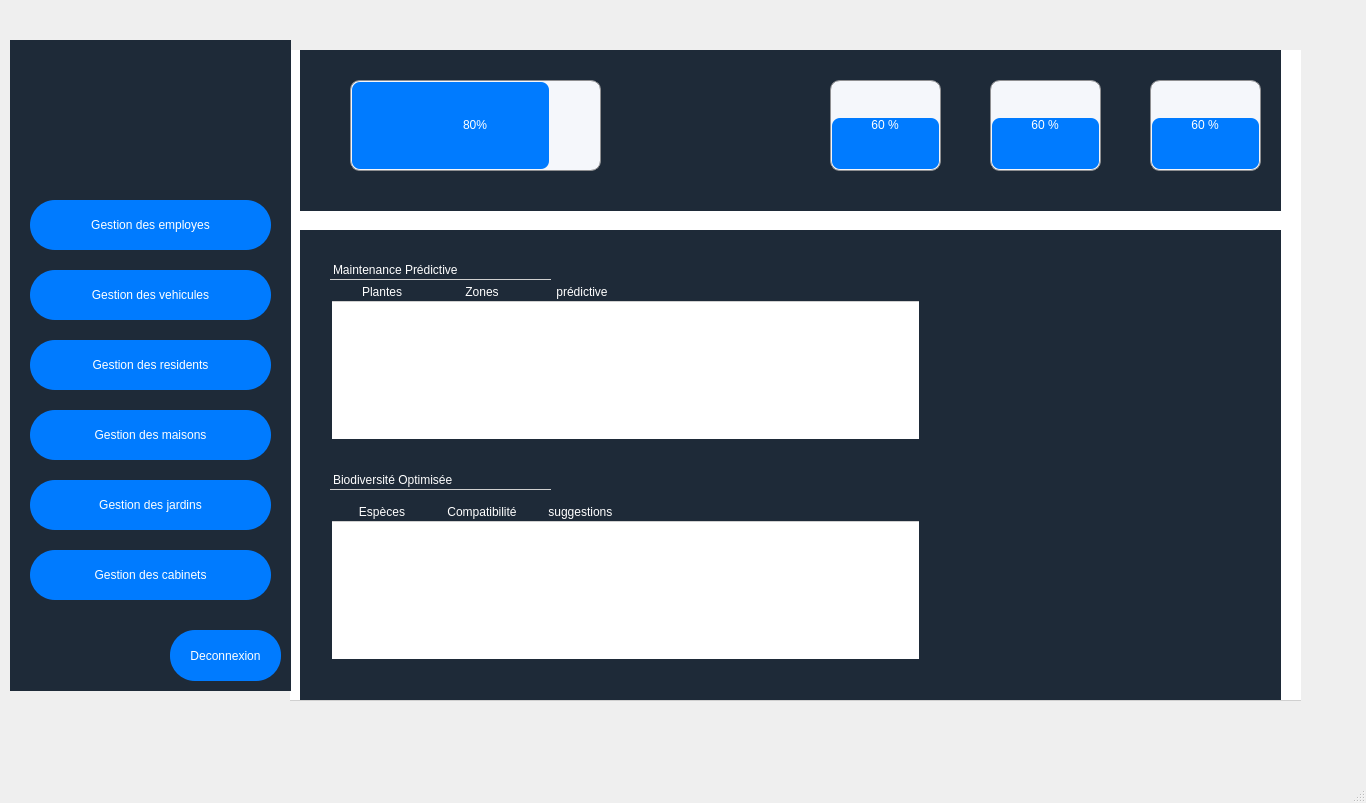
Qt form mainwindow.ui (hamdidhiaeddine/SmartCity-) before a commit.
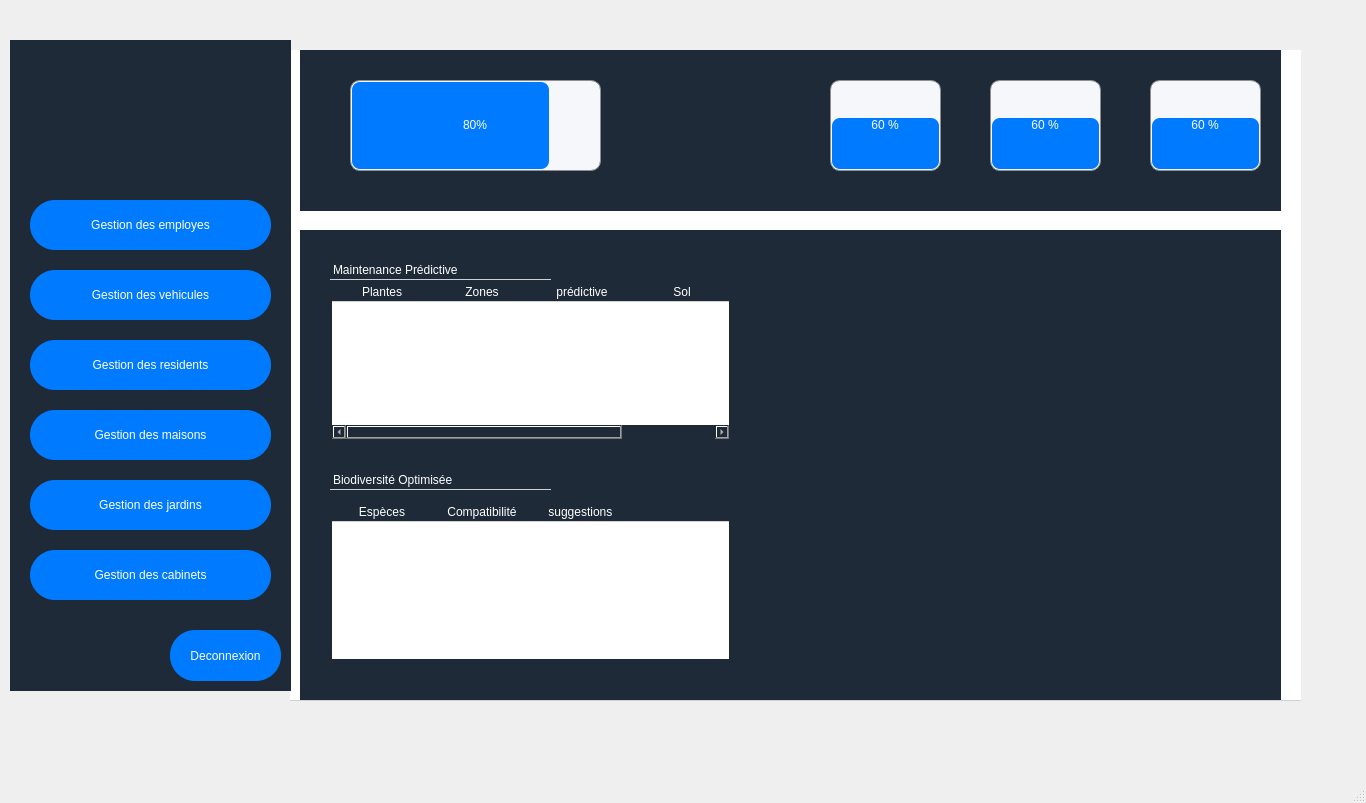
The same form after that commit. The open tabs and pages were chosen to show the change. Icons and pictures are not drawn.

The edit to the form file:
```diff
--- a/mainwindow.ui
+++ b/mainwindow.ui
@@ -5156,7 +5156,7 @@
           <rect>
            <x>30</x>
            <y>50</y>
-           <width>591</width>
+           <width>401</width>
            <height>161</height>
           </rect>
          </property>
@@ -5196,6 +5196,11 @@
            <string>prédictive</string>
           </property>
          </column>
+         <column>
+          <property name="text">
+           <string>Sol</string>
+          </property>
+         </column>
         </widget>
         <widget class="QLabel" name="label_15">
          <property name="geometry">
@@ -5215,7 +5220,7 @@
           <rect>
            <x>30</x>
            <y>270</y>
-           <width>591</width>
+           <width>401</width>
            <height>161</height>
           </rect>
          </property>
```
Left out of the diff: 10 changed lines with no effect on the pictures.
